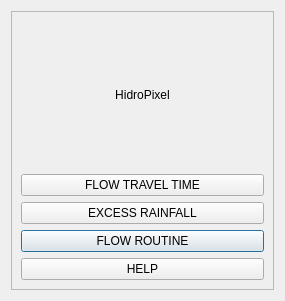
This is hidroPixel_dialog_base.ui in pedmap/HidroPixel_test as Qt 5 draws it before an edit. The edited form follows.
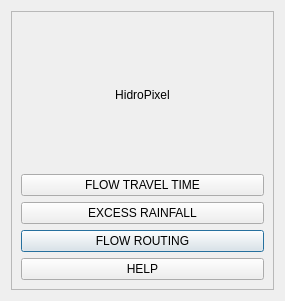
This is the edited form.

The edit to the form file:
```diff
--- a/hidroPixel_dialog_base.ui
+++ b/hidroPixel_dialog_base.ui
@@ -26,7 +26,7 @@
       <item row="3" column="0">
        <widget class="QPushButton" name="btn_flow_rout">
         <property name="text">
-         <string>FLOW ROUTINE</string>
+         <string>FLOW ROUTING</string>
         </property>
        </widget>
       </item>
```
